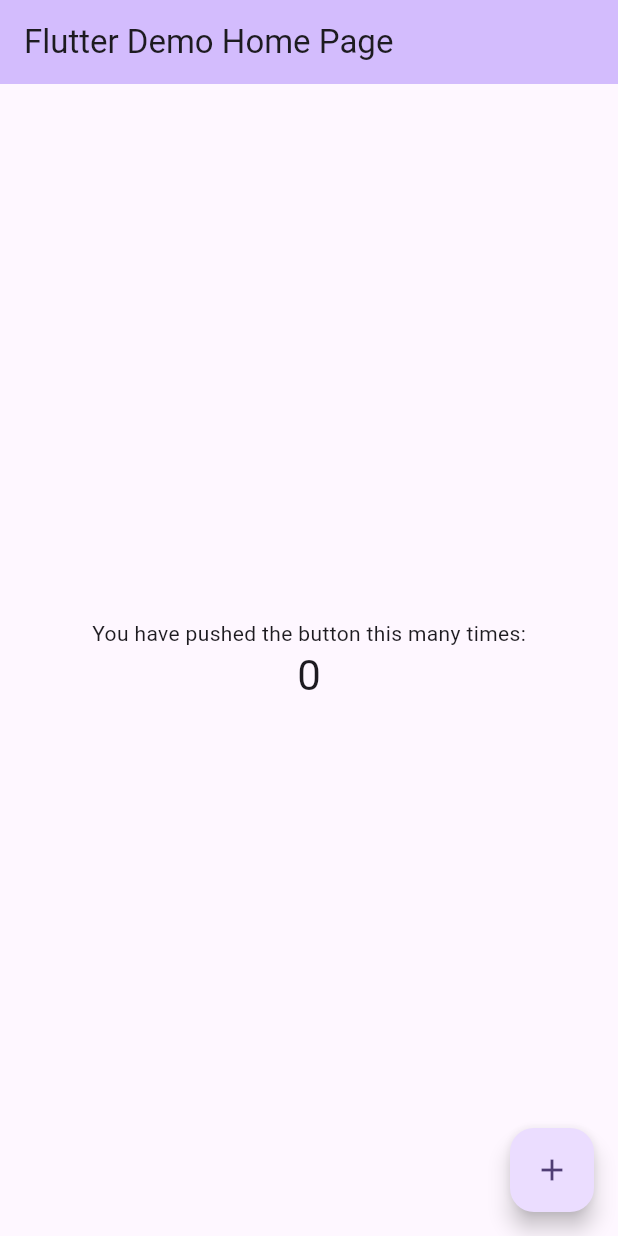
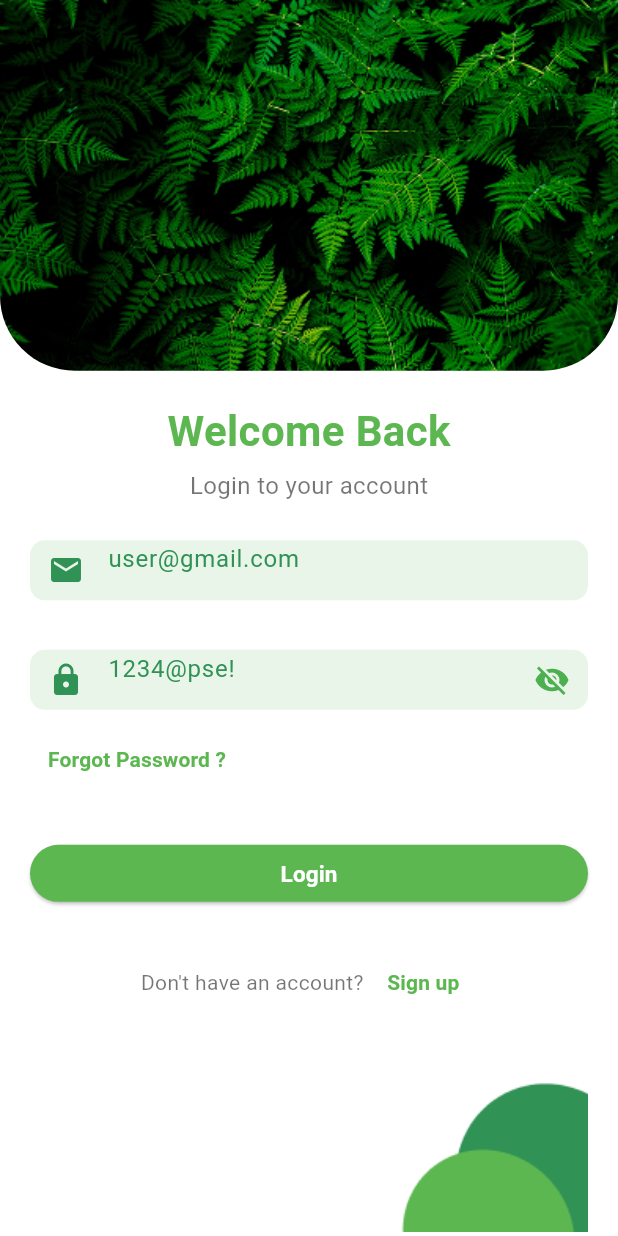
Before and after one commit to saolaiheang/waste-to-wealth, a Flutter app: the screen it shows after launch, on a phone screen of 412 x 824 dp. Run offline on Flutter 3.47's test engine with Material 3 defaults, Android fonts, the phone set to English and light mode, and no system bars.

Commit message:
ui login

```diff
--- a/lib/main.dart
+++ b/lib/main.dart
@@ -1,5 +1,6 @@
 import 'package:flutter/material.dart';
-
+import './screen/home.dart';
+import './screen/login.dart';
 void main() {
   runApp(const MyApp());
 }
@@ -11,112 +12,12 @@ class MyApp extends StatelessWidget {
   @override
   Widget build(BuildContext context) {
     return MaterialApp(
-      title: 'Flutter Demo',
-      theme: ThemeData(
-        // This is the theme of your application.
-        //
-        // TRY THIS: Try running your application with "flutter run". You'll see
-        // the application has a purple toolbar. Then, without quitting the app,
-        // try changing the seedColor in the colorScheme below to Colors.green
-        // and then invoke "hot reload" (save your changes or press the "hot
-        // reload" button in a Flutter-supported IDE, or press "r" if you used
-        // the command line to start the app).
-        //
-        // Notice that the counter didn't reset back to zero; the application
-        // state is not lost during the reload. To reset the state, use hot
-        // restart instead.
-        //
-        // This works for code too, not just values: Most code changes can be
-        // tested with just a hot reload.
-        colorScheme: ColorScheme.fromSeed(seedColor: Colors.deepPurple),
-      ),
-      home: const MyHomePage(title: 'Flutter Demo Home Page'),
+      debugShowCheckedModeBanner: false,
+  initialRoute:'/login',
+      routes: {
+        '/': (context) => const HomePage(),
+        '/login': (context) => const LoginPage(),
+      }
+
     );
-  }
-}
-
-class MyHomePage extends StatefulWidget {
-  const MyHomePage({super.key, required this.title});
-
-  // This widget is the home page of your application. It is stateful, meaning
-  // that it has a State object (defined below) that contains fields that affect
-  // how it looks.
-
-  // This class is the configuration for the state. It holds the values (in this
-  // case the title) provided by the parent (in this case the App widget) and
-  // used by the build method of the State. Fields in a Widget subclass are
-  // always marked "final".
-
-  final String title;
-
-  @override
-  State<MyHomePage> createState() => _MyHomePageState();
-}
-
-class _MyHomePageState extends State<MyHomePage> {
-  int _counter = 0;
-
-  void _incrementCounter() {
-    setState(() {
-      // This call to setState tells the Flutter framework that something has
-      // changed in this State, which causes it to rerun the build method below
-      // so that the display can reflect the updated values. If we changed
-      // _counter without calling setState(), then the build method would not be
-      // called again, and so nothing would appear to happen.
-      _counter++;
-    });
-  }
-
-  @override
-  Widget build(BuildContext context) {
-    // This method is rerun every time setState is called, for instance as done
-    // by the _incrementCounter method above.
-    //
-    // The Flutter framework has been optimized to make rerunning build methods
-    // fast, so that you can just rebuild anything that needs updating rather
-    // than having to individually change instances of widgets.
-    return Scaffold(
-      appBar: AppBar(
-        // TRY THIS: Try changing the color here to a specific color (to
-        // Colors.amber, perhaps?) and trigger a hot reload to see the AppBar
-        // change color while the other colors stay the same.
-        backgroundColor: Theme.of(context).colorScheme.inversePrimary,
-        // Here we take the value from the MyHomePage object that was created by
-        // the App.build method, and use it to set our appbar title.
-        title: Text(widget.title),
-      ),
-      body: Center(
-        // Center is a layout widget. It takes a single child and positions it
-        // in the middle of the parent.
-        child: Column(
-          // Column is also a layout widget. It takes a list of children and
-          // arranges them vertically. By default, it sizes itself to fit its
-          // children horizontally, and tries to be as tall as its parent.
-          //
-          // Column has various properties to control how it sizes itself and
-          // how it positions its children. Here we use mainAxisAlignment to
-          // center the children vertically; the main axis here is the vertical
-          // axis because Columns are vertical (the cross axis would be
-          // horizontal).
-          //
-          // TRY THIS: Invoke "debug painting" (choose the "Toggle Debug Paint"
-          // action in the IDE, or press "p" in the console), to see the
-          // wireframe for each widget.
-          mainAxisAlignment: MainAxisAlignment.center,
-          children: <Widget>[
-            const Text('You have pushed the button this many times:'),
-            Text(
-              '$_counter',
-              style: Theme.of(context).textTheme.headlineMedium,
-            ),
-          ],
-        ),
-      ),
-      floatingActionButton: FloatingActionButton(
-        onPressed: _incrementCounter,
-        tooltip: 'Increment',
-        child: const Icon(Icons.add),
-      ), // This trailing comma makes auto-formatting nicer for build methods.
-    );
-  }
-}
+  }}
--- a/lib/screen/home.dart
+++ b/lib/screen/home.dart
@@ -0,0 +1,15 @@
+import 'package:flutter/material.dart';
+
+class HomePage extends StatefulWidget {
+  const HomePage({super.key});
+
+  @override
+  State<HomePage> createState() => _HomeState();
+}
+
+class _HomeState extends State<HomePage> {
+  @override
+  Widget build(BuildContext context) {
+    return const Placeholder();
+  }
+}
--- /dev/null
+++ b/lib/screen/login.dart
@@ -0,0 +1,199 @@
+
+
+import 'package:flutter/material.dart';
+
+class LoginPage extends StatefulWidget {
+  const LoginPage({super.key});
+
+  @override
+  State<LoginPage> createState() => _LoginPageState();
+}
+
+class _LoginPageState extends State<LoginPage> {
+  bool _obscurePassword = true;
+
+  @override
+  Widget build(BuildContext context) {
+    double screenHeight = MediaQuery.of(context).size.height;
+
+    return Scaffold(
+      backgroundColor: Colors.white,
+      body: SingleChildScrollView(
+        child: Column(
+          children: [_buildImageHeader(screenHeight), _buildLoginForm()],
+        ),
+      ),
+    );
+  }
+
+  /// Top Image Section
+  Widget _buildImageHeader(double screenHeight) {
+    return ClipRRect(
+      borderRadius: const BorderRadius.vertical(bottom: Radius.circular(50)),
+      child: Image.asset(
+        'assets/icons/image.png',
+        width: double.infinity,
+        height: screenHeight * 0.3,
+        fit: BoxFit.cover,
+      ),
+    );
+  }
+
+  /// Login Form Section
+  Widget _buildLoginForm() {
+    return Padding(
+      padding: const EdgeInsets.symmetric(horizontal: 20),
+      child: Column(
+        children: [
+          const SizedBox(height: 20),
+          const Text(
+            'Welcome Back',
+            style: TextStyle(
+              color: Color(0xFF5DB751),
+              fontSize: 28,
+              fontWeight: FontWeight.bold,
+            ),
+          ),
+          const SizedBox(height: 5),
+          const Text(
+            'Login to your account',
+            style: TextStyle(color: Colors.black54, fontSize: 16),
+          ),
+          const SizedBox(height: 25),
+
+          /// Email Field
+          _buildTextField(
+            hintText: 'user@gmail.com',
+            icon: Icons.email,
+            obscureText: false,
+          ),
+
+          const SizedBox(height: 33),
+
+          /// Password Field
+          _buildTextField(
+            hintText: '1234@pse!',
+            icon: Icons.lock,
+            obscureText: _obscurePassword,
+            suffixIcon: IconButton(
+              icon: Icon(
+                _obscurePassword ? Icons.visibility_off : Icons.visibility,
+                color: Colors.green,
+              ),
+              onPressed: () {
+                setState(() {
+                  _obscurePassword = !_obscurePassword;
+                });
+              },
+            ),
+          ),
+
+          const SizedBox(height: 9),
+
+          /// Forgot Password
+          Align(
+            alignment: Alignment.centerLeft,
+            child: TextButton(
+              onPressed: () {},
+              child: const Text(
+                'Forgot Password ?',
+                style: TextStyle(
+                  color: Color(0xFF5DB751),
+                  fontWeight: FontWeight.bold,
+                ),
+              ),
+            ),
+          ),
+
+          const SizedBox(height: 33),
+
+          /// Login Button
+          SizedBox(
+            width: double.infinity,
+            height: 38,
+            child: ElevatedButton(
+              onPressed: () {},
+              style: ElevatedButton.styleFrom(
+                backgroundColor: const Color(0xFF5DB751),
+                shape: RoundedRectangleBorder(
+                  borderRadius: BorderRadius.circular(25),
+                ),
+              ),
+              child: const Text(
+                'Login',
+                style: TextStyle(color: Colors.white, fontSize: 15,fontWeight: FontWeight.bold),
+              ),
+            ),
+          ),
+
+          const SizedBox(height: 30),
+
+          /// Sign Up Option
+          Row(
+            mainAxisAlignment: MainAxisAlignment.center,
+            children: [
+              const Text(
+                "Don't have an account? ",
+                style: TextStyle(color: Colors.black54),
+              ),
+              TextButton(
+                onPressed: () {},
+                child: const Text(
+                  'Sign up',
+                  style: TextStyle(
+                    color: Color(0xFF5DB751),
+                    fontWeight: FontWeight.bold,
+                  ),
+                ),
+              ),
+            ],
+          ),
+
+          const SizedBox(height: 20),
+          Row(
+            mainAxisAlignment: MainAxisAlignment.end,
+            children: [Image.asset('assets/icons/Group 43.png')],
+          ),
+        ],
+      ),
+    );
+  }
+
+  /// Custom Input Field
+  Widget _buildTextField({
+    required String hintText,
+    required IconData icon,
+    required bool obscureText,
+    Widget? suffixIcon,
+
+  }) {
+    return Container(
+      decoration: BoxDecoration(
+        color: const Color(0xFFE9F5E9),
+        borderRadius: BorderRadius.circular(10),
+
+      ),
+      child: SizedBox(
+        height: 40,
+        width: double.infinity,
+        child: TextField(
+        obscureText: obscureText,
+
+        decoration: InputDecoration(
+          alignLabelWithHint: true,
+
+
+          hintText: hintText,
+          hintStyle: const TextStyle(color: Color(0xff309255)),
+          border: InputBorder.none,
+          prefixIcon: Icon(icon, color: const Color(0xff309255)),
+          suffixIcon: suffixIcon,
+          contentPadding: const EdgeInsets.symmetric(vertical: 15),
+        ),
+      ),
+
+      ),
+
+    );
+  }
+}
--- a/pubspec.yaml
+++ b/pubspec.yaml
@@ -34,6 +34,7 @@ dependencies:
   # The following adds the Cupertino Icons font to your application.
   # Use with the CupertinoIcons class for iOS style icons.
   cupertino_icons: ^1.0.8
+  flutter_svg: ^2.0.17
 
 dev_dependencies:
   flutter_test:
@@ -58,8 +59,8 @@ flutter:
   uses-material-design: true
 
   # To add assets to your application, add an assets section, like this:
-  # assets:
-  #   - images/a_dot_burr.jpeg
+  assets:
+    - assets/icons/
   #   - images/a_dot_ham.jpeg
 
   # An image asset can refer to one or more resolution-specific "variants", see
```
Also changed, not shown: assets/icons/Group 43.png (added), assets/icons/image.png (added), flutter_01.png (added), lib/bloc/user_bloc.dart (added), lib/controllers/user_controller.dart (added), lib/models/user_mdel.dart (added), pubspec.lock.
